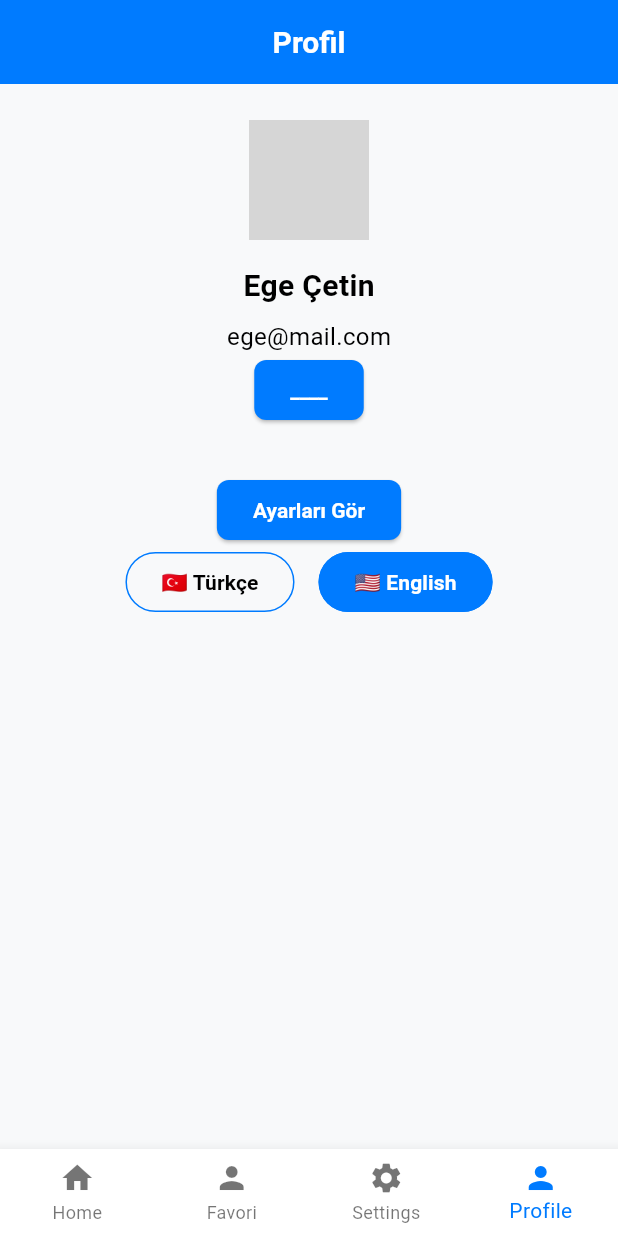
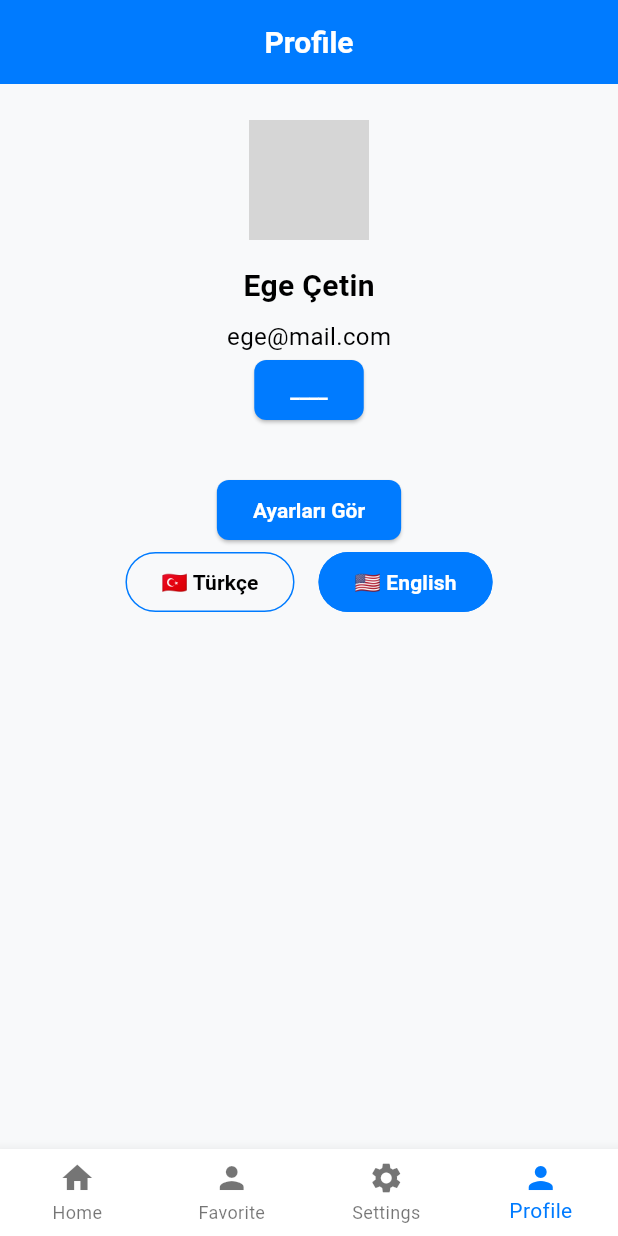
Before and after one commit to ferenbulbul/tour_booking_app, a Flutter app: the ProfileScreen screen opened by its route, on a phone screen of 412 x 824 dp. Run offline on Flutter 3.47's test engine with Material 3 defaults, Android fonts, the light colour scheme and no system bars; our stand-ins replace easy_localization, flutter_dotenv, flutter_secure_storage, freezed_annotation, go_router, pinput; accounts and stored records are empty; grey boxes are pictures that could not be loaded.

Commit message:
çoklu dil desteği geliştirildi

```diff
--- a/assets/translations/en.json
+++ b/assets/translations/en.json
@@ -14,5 +14,9 @@
     "resend_code": "Resend Code",
     "resend_in_prefix": "Resend in",
     "dont_have_account": "Don't have an account?",
-    "create_account": "Create Account"
+    "create_account": "Create Account",
+    "home":"Home",
+    "favorite":"Favorite",
+    "settings":"Settings",
+    "profile":"Profile"
 }
--- a/assets/translations/tr.json
+++ b/assets/translations/tr.json
@@ -14,5 +14,9 @@
     "resend_code": "Kodu tekrar gönder",
     "resend_in_prefix": "Yeniden göndermek için",
     "dont_have_account": "Hesabın yok mu?",
-    "create_account": "Hesap oluştur"
+    "create_account": "Hesap oluştur",
+    "home":"Anasayfa",
+    "favorite":"Favori",
+    "settings":"Ayarlar",
+    "profile":"Profil"
 }
--- a/lib/features/favorite/screen/favorite_screen.dart
+++ b/lib/features/favorite/screen/favorite_screen.dart
@@ -1,10 +1,15 @@
+import 'package:easy_localization/easy_localization.dart';
 import 'package:flutter/material.dart';
+import 'package:tour_booking/core/widgets/custom_app_bar.dart';
 
 class FavoriteScreen extends StatelessWidget {
   const FavoriteScreen({super.key});
 
   @override
   Widget build(BuildContext context) {
-    return const Scaffold(body: Center(child: Text('Favorite')));
+    return Scaffold(
+      appBar: CustomAppBar(title: 'favorite'.tr()),
+      body: Center(child: Text('Favorite')),
+    );
   }
 }
--- a/lib/features/home/screen/home_screen.dart
+++ b/lib/features/home/screen/home_screen.dart
@@ -1,3 +1,4 @@
+import 'package:easy_localization/easy_localization.dart';
 import 'package:flutter/material.dart';
 import 'package:tour_booking/core/widgets/custom_app_bar.dart';
 import 'package:tour_booking/features/home/widgets/about_section.dart';
@@ -11,7 +12,7 @@ class HomeScreen extends StatelessWidget {
   @override
   Widget build(BuildContext context) {
     return Scaffold(
-      appBar: const CustomAppBar(title: 'Profil'),
+      appBar: CustomAppBar(title: 'home'.tr()),
       body: SafeArea(
         child: SingleChildScrollView(
           padding: const EdgeInsets.all(16.0),
--- a/lib/features/profile/screen/profile_screen.dart
+++ b/lib/features/profile/screen/profile_screen.dart
@@ -1,4 +1,6 @@
+import 'package:easy_localization/easy_localization.dart';
 import 'package:flutter/material.dart';
+import 'package:tour_booking/core/widgets/custom_app_bar.dart';
 import 'package:tour_booking/features/profile/widget/language_select.dart';
 import 'package:tour_booking/features/profile/widget/profile_header.dart';
 import 'package:tour_booking/features/profile/widget/profile_actions_button.dart';
@@ -9,7 +11,7 @@ class ProfileScreen extends StatelessWidget {
   @override
   Widget build(BuildContext context) {
     return Scaffold(
-      appBar: AppBar(title: const Text('Profil'), centerTitle: true),
+      appBar: CustomAppBar(title: 'profile'.tr()),
       body: Padding(
         padding: const EdgeInsets.all(24),
         child: Column(
--- a/lib/features/profile/widget/language_select.dart
+++ b/lib/features/profile/widget/language_select.dart
@@ -1,5 +1,6 @@
 import 'package:flutter/material.dart';
 import 'package:easy_localization/easy_localization.dart';
+import 'package:go_router/go_router.dart';
 
 class LanguageSelector extends StatelessWidget {
   const LanguageSelector({super.key});
@@ -41,7 +42,10 @@ class _LanguageButton extends StatelessWidget {
   @override
   Widget build(BuildContext context) {
     return OutlinedButton(
-      onPressed: () => context.setLocale(locale),
+      onPressed: () async {
+        await context.setLocale(locale);
+        context.go('/home');
+      },
       style: OutlinedButton.styleFrom(
         foregroundColor: isSelected ? Colors.white : Colors.black,
         backgroundColor: isSelected ? Theme.of(context).primaryColor : null,
--- a/lib/features/root/wigdet/root_scaffold.dart
+++ b/lib/features/root/wigdet/root_scaffold.dart
@@ -1,3 +1,4 @@
+import 'package:easy_localization/easy_localization.dart';
 import 'package:flutter/material.dart';
 import 'package:go_router/go_router.dart';
 
@@ -42,15 +43,21 @@ class RootScaffold extends StatelessWidget {
               break;
           }
         },
-        items: const [
-          BottomNavigationBarItem(icon: Icon(Icons.home), label: 'Home'),
-          BottomNavigationBarItem(icon: Icon(Icons.person), label: 'Favori'),
+        items: [
+          BottomNavigationBarItem(icon: Icon(Icons.home), label: 'home'.tr()),
+          BottomNavigationBarItem(
+            icon: Icon(Icons.person),
+            label: 'favorite'.tr(),
+          ),
           BottomNavigationBarItem(
             icon: Icon(Icons.settings),
-            label: 'Settings',
+            label: 'settings'.tr(),
           ),
 
-          BottomNavigationBarItem(icon: Icon(Icons.person), label: 'Profile'),
+          BottomNavigationBarItem(
+            icon: Icon(Icons.person),
+            label: 'profile'.tr(),
+          ),
         ],
       ),
     );
--- a/lib/main.dart
+++ b/lib/main.dart
@@ -1,5 +1,6 @@
 import 'package:easy_localization/easy_localization.dart';
 import 'package:flutter/material.dart';
+import 'package:flutter_dotenv/flutter_dotenv.dart';
 import 'package:provider/provider.dart';
 import 'package:tour_booking/core/localization/localization_setup.dart';
 import 'package:tour_booking/core/theme/app_theme.dart';
@@ -9,11 +10,11 @@ import 'package:tour_booking/features/splash/widget/splash_view_model.dart';
 import 'package:tour_booking/navigation/app_router.dart';
 
 void main() async {
+  WidgetsFlutterBinding.ensureInitialized();
+  await dotenv.load(fileName: ".env");
   await LocalizationSetup.init();
-
   runApp(
     LocalizationSetup.wrapWithLocalization(
-      // ✅ BU ŞEKİLDE ÇAĞIR!
       MultiProvider(
         providers: [
           ChangeNotifierProvider(create: (_) => LoginViewModel()),
--- /dev/null
+++ b/lib/navigation/app_navigator.dart
@@ -0,0 +1,3 @@
+import 'package:flutter/material.dart';
+
+final GlobalKey<NavigatorState> appNavigatorKey = GlobalKey<NavigatorState>();
--- a/lib/navigation/app_router.dart
+++ b/lib/navigation/app_router.dart
@@ -6,11 +6,13 @@ import 'package:tour_booking/features/login/screens/login_screen.dart';
 import 'package:tour_booking/features/profile/screen/profile_screen.dart';
 import 'package:tour_booking/features/root/wigdet/root_scaffold.dart';
 import 'package:tour_booking/features/settings/screen/settings_screen.dart';
+import 'package:tour_booking/navigation/app_navigator.dart';
 import '../features/splash/screen/splash_screen.dart';
 import '../features/register/screen/register_screen.dart';
 import '../features/home/screen/home_screen.dart';
 
 final GoRouter router = GoRouter(
+  navigatorKey: appNavigatorKey,
   debugLogDiagnostics: true,
   routes: [
     GoRoute(path: '/', builder: (context, state) => const SplashScreen()),
--- a/pubspec.yaml
+++ b/pubspec.yaml
@@ -17,9 +17,10 @@ dependencies:
   json_annotation: ^4.9.0
   http: ^1.2.2
   provider: ^6.1.5
-  flutter_secure_storage: ^4.2.1
+  flutter_secure_storage: ^9.0.0
   pinput: ^5.0.1
   easy_localization: ^3.0.7+1
+  flutter_dotenv: ^5.2.1
 
 dev_dependencies:
   flutter_test:
@@ -34,3 +35,4 @@ flutter:
   assets:
    - assets/images/
    - assets/translations/
+   - .env
```
Also changed, not shown: lib/services/auth/auth_service.dart (+13 -3 lines), pubspec.lock, 9 other files.
